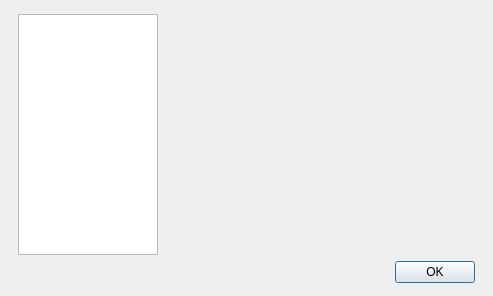
The window that res/ui/settings-dialog.ui (smartboyhw/speechcontrol) describes before a commit, drawn with Qt 5.
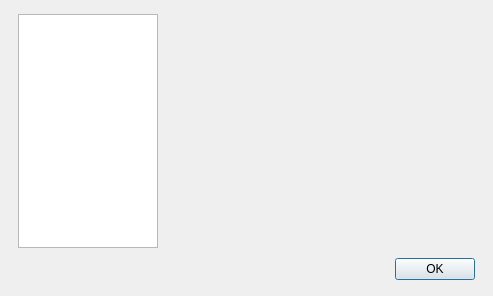
The same window after the commit.

Commit message: Increased the size of the Settings Dialog.

Patch:
```diff
--- a/res/ui/settings-dialog.ui
+++ b/res/ui/settings-dialog.ui
@@ -44,15 +44,24 @@
      <x>12</x>
      <y>8</y>
      <width>469</width>
-     <height>281</height>
+     <height>282</height>
     </rect>
    </property>
    <layout class="QGridLayout" name="gridLayout">
     <item row="1" column="0" colspan="2">
      <widget class="QDialogButtonBox" name="buttonBox">
+      <property name="minimumSize">
+       <size>
+        <width>0</width>
+        <height>30</height>
+       </size>
+      </property>
       <property name="standardButtons">
        <set>QDialogButtonBox::Ok</set>
       </property>
+      <property name="centerButtons">
+       <bool>false</bool>
+      </property>
      </widget>
     </item>
     <item row="0" column="0">
```
